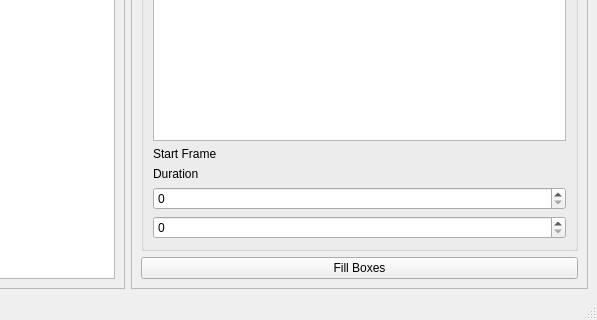
Qt form form.ui (DoktorDeSparkle/mgs1-translation-toolkit) before a commit; both pictures show x 342 to 939 and y 279 to 599 of the 939 by 599 pixel window.
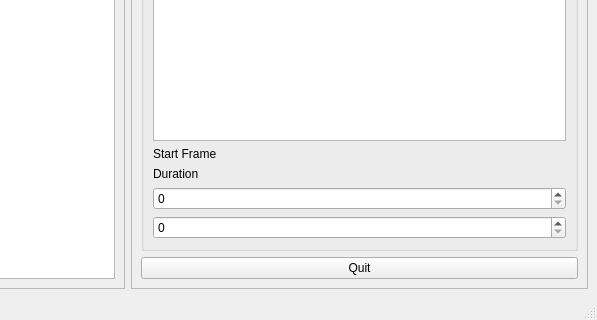
The same form after that commit.

```diff
--- a/form.ui
+++ b/form.ui
@@ -116,7 +116,7 @@
        <item>
         <widget class="QPushButton" name="quitButton">
          <property name="text">
-          <string>Fill Boxes</string>
+          <string>Quit</string>
          </property>
         </widget>
        </item>
```
Left out of the diff: 17 changed lines with no effect on the pictures.
